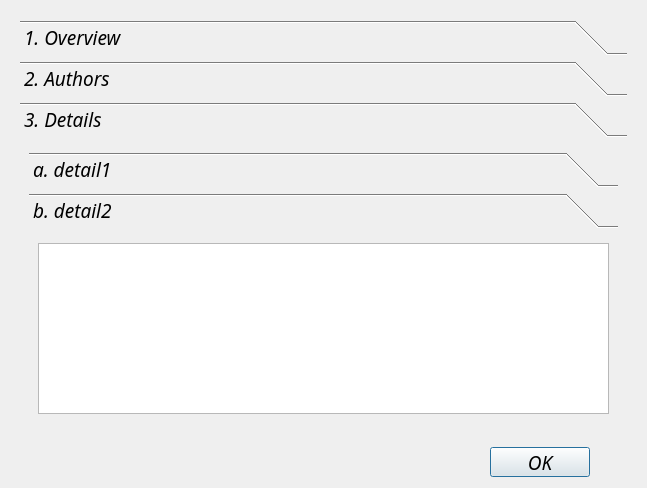
The window that qrgbd/helpdialog.ui (Unsigned-Long/QRGBD-SLAM) describes before a commit, drawn with Qt 5.
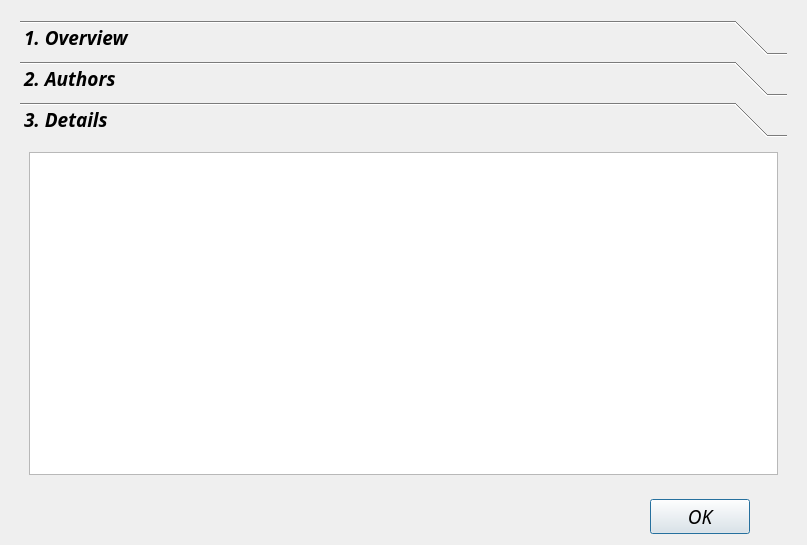
The same window after the commit. The open tabs and pages were chosen to show the change. Icons and pictures are not drawn.

```diff
--- a/qrgbd/helpdialog.ui
+++ b/qrgbd/helpdialog.ui
@@ -6,8 +6,8 @@
    <rect>
     <x>0</x>
     <y>0</y>
-    <width>647</width>
-    <height>488</height>
+    <width>807</width>
+    <height>545</height>
    </rect>
   </property>
   <property name="windowTitle">
@@ -94,7 +94,7 @@
           <family>Ubuntu Mono</family>
           <pointsize>14</pointsize>
           <italic>true</italic>
-          <bold>false</bold>
+          <bold>true</bold>
          </font>
         </property>
         <property name="frameShape">
@@ -150,8 +150,8 @@
           <rect>
            <x>0</x>
            <y>0</y>
-           <width>611</width>
-           <height>317</height>
+           <width>771</width>
+           <height>374</height>
           </rect>
          </property>
          <attribute name="label">
@@ -159,64 +159,7 @@
          </attribute>
          <layout class="QGridLayout" name="gridLayout_5">
           <item row="0" column="0">
-           <widget class="QToolBox" name="toolBox_2">
-            <property name="font">
-             <font>
-              <family>Ubuntu Mono</family>
-              <pointsize>14</pointsize>
-              <italic>true</italic>
-              <bold>false</bold>
-             </font>
-            </property>
-            <property name="currentIndex">
-             <number>1</number>
-            </property>
-            <widget class="QWidget" name="detail1">
-             <property name="geometry">
-              <rect>
-               <x>0</x>
-               <y>0</y>
-               <width>98</width>
-               <height>88</height>
-              </rect>
-             </property>
-             <attribute name="label">
-              <string>a. detail1</string>
-             </attribute>
-             <layout class="QGridLayout" name="gridLayout_6">
-              <item row="0" column="0">
-               <widget class="QTextBrowser" name="textBrowser_3"/>
-              </item>
-             </layout>
-            </widget>
-            <widget class="QWidget" name="detail2">
-             <property name="geometry">
-              <rect>
-               <x>0</x>
-               <y>0</y>
-               <width>593</width>
-               <height>233</height>
-              </rect>
-             </property>
-             <attribute name="label">
-              <string>b. detail2</string>
-             </attribute>
-             <layout class="QGridLayout" name="gridLayout_7">
-              <item row="0" column="0">
-               <widget class="QTextBrowser" name="textBrowser_4">
-                <property name="font">
-                 <font>
-                  <family>Ubuntu Mono</family>
-                  <pointsize>14</pointsize>
-                  <italic>true</italic>
-                  <bold>false</bold>
-                 </font>
-                </property>
-               </widget>
-              </item>
-             </layout>
-            </widget>
-           </widget>
+           <widget class="QTextBrowser" name="textBrowser_3"/>
           </item>
          </layout>
         </widget>
```
Left out of the diff: 64 changed lines with no effect on the pictures.
